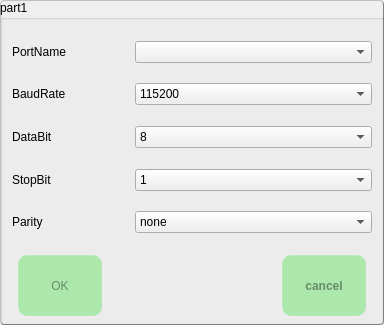
Before: the Qt Designer form serial_set.ui in jizizihe/baijie_demo, drawn with Qt 5.
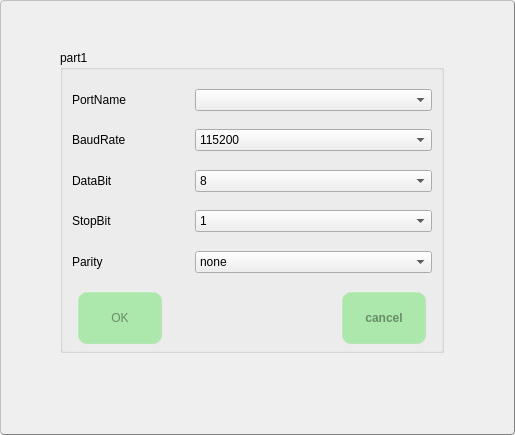
After: the same form once the commit is applied. Icons and pictures are not drawn.

Commit message: func: 1.add cancel pair, disconnect, stop scanning, and display matched bluetooth in bluetooth       2.add display connected devices in wifi       3.change function button style and change layout in gpio       4.change layout in ethernet

The edit to the form file:
```diff
--- a/serial_set.ui
+++ b/serial_set.ui
@@ -6,8 +6,8 @@
    <rect>
     <x>0</x>
     <y>0</y>
-    <width>384</width>
-    <height>325</height>
+    <width>515</width>
+    <height>435</height>
    </rect>
   </property>
   <property name="windowTitle">
@@ -46,24 +46,15 @@
 }</string>
   </property>
   <widget class="QWidget" name="centralwidget">
-   <layout class="QGridLayout" name="gridLayout">
-    <property name="leftMargin">
-     <number>0</number>
-    </property>
-    <property name="topMargin">
-     <number>0</number>
-    </property>
-    <property name="rightMargin">
-     <number>0</number>
-    </property>
-    <property name="bottomMargin">
-     <number>0</number>
-    </property>
-    <property name="spacing">
-     <number>0</number>
-    </property>
-    <item row="0" column="0">
      <widget class="QGroupBox" name="groupBox">
+    <property name="geometry">
+     <rect>
+      <x>60</x>
+      <y>50</y>
+      <width>384</width>
+      <height>303</height>
+     </rect>
+    </property>
       <property name="title">
        <string>part1</string>
       </property>
@@ -503,8 +494,6 @@
        </item>
       </layout>
      </widget>
-    </item>
-   </layout>
   </widget>
   <widget class="QMenuBar" name="menubar">
    <property name="geometry">
```
Left out of the diff: 2 changed lines with no effect on the pictures. Lines whose indentation alone changed are shown as unchanged. The commit also changes 52 other files.
